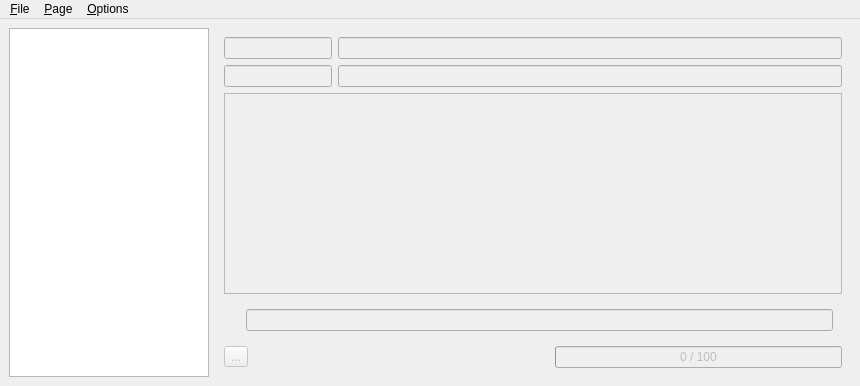
This is mainwin.ui in samstyle/transtext as Qt 5 draws it before an edit. The edited form follows.
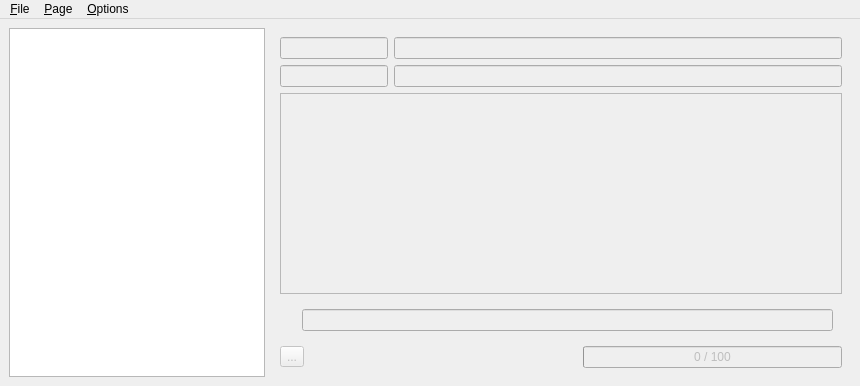
This is the edited form. Icons and pictures are not drawn.

Patch:
```diff
--- a/mainwin.ui
+++ b/mainwin.ui
@@ -23,12 +23,6 @@
      <layout class="QVBoxLayout" name="verticalLayout_2">
       <item>
        <widget class="QTreeWidget" name="tree">
-        <property name="maximumSize">
-         <size>
-          <width>200</width>
-          <height>16777215</height>
-         </size>
-        </property>
         <property name="contextMenuPolicy">
          <enum>Qt::CustomContextMenu</enum>
         </property>
```
Left out of the diff: 3 changed lines with no effect on the pictures.
